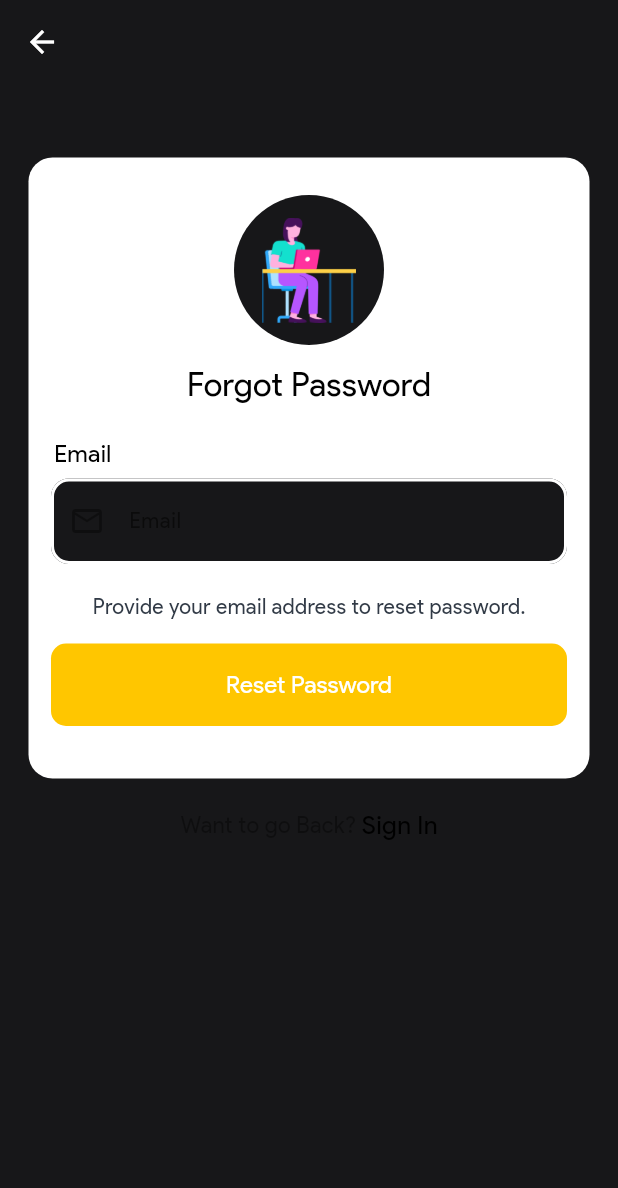
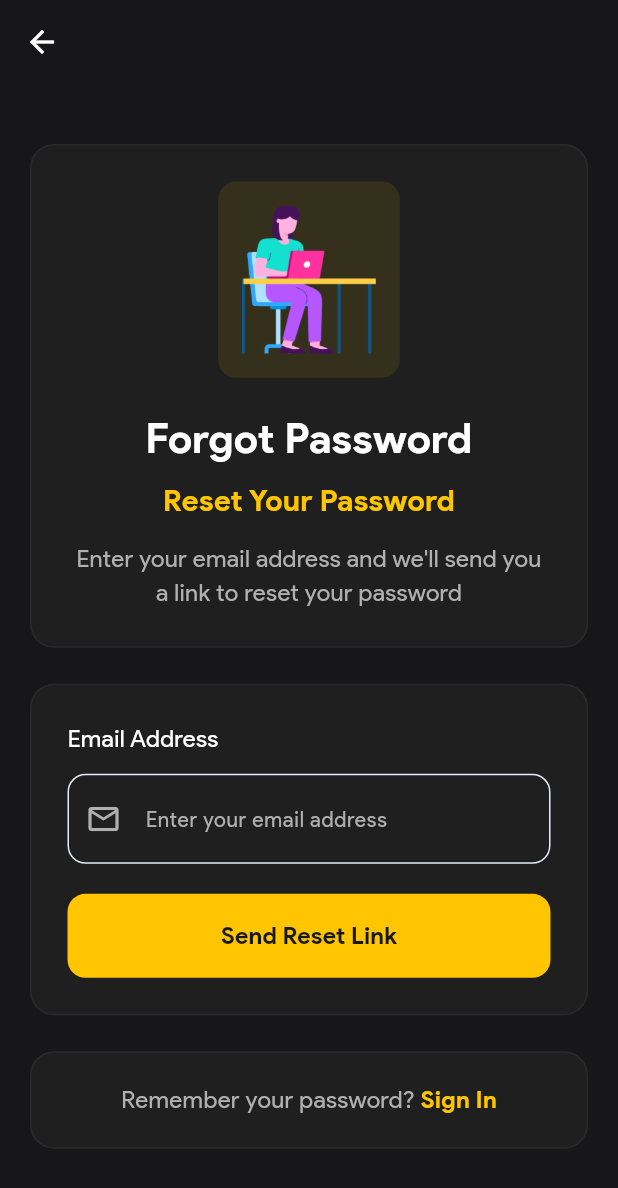
Before and after one commit to Angello-27/nsca_daily, a Flutter app: the ForgotPassword screen opened by its route, on a phone screen of 412 x 824 dp. Shown: the top 1188 px of the screen. Run offline on Flutter 3.47's test engine with Material 3 defaults, Android fonts, the light colour scheme and no system bars; our stand-ins replace cached_network_image, connectivity_plus, html_unescape, image_picker, lottie, percent_indicator and 7 more; missing offline and left inert: flutter_inappwebview, universal_html, vimeo_embed_player; accounts and stored records are empty; network calls fail.

Commit message:
cambiando diseno ux/ui del proyecto

```diff
--- a/lib/main.dart
+++ b/lib/main.dart
@@ -84,9 +84,24 @@ class MyApp extends StatelessWidget {
               title: 'Academy App',
               theme: ThemeData(
                 fontFamily: 'google_sans',
-                colorScheme: const ColorScheme.light(primary: kDarkButtonBg),
-                // colorScheme: ColorScheme.fromSwatch(primarySwatch: Colors.deepPurple)
-                //     .copyWith(secondary: kDarkButtonBg),
+                colorScheme: const ColorScheme.dark(
+                  primary: kPrimaryColor,
+                  secondary: kPrimaryColor,
+                  surface: kBackgroundColor,
+                  onSurface: kTextColor,
+                  onPrimary: kBackgroundColor,
+                ),
+                scaffoldBackgroundColor: kBackgroundColor,
+                appBarTheme: const AppBarTheme(
+                  backgroundColor: kBackgroundColor,
+                  foregroundColor: kTextColor,
+                  elevation: 0,
+                ),
+                bottomNavigationBarTheme: const BottomNavigationBarThemeData(
+                  backgroundColor: kBackgroundColor,
+                  selectedItemColor: kPrimaryColor,
+                  unselectedItemColor: kTextSecondaryColor,
+                ),
               ),
               debugShowCheckedModeBanner: false,
               home: const SplashScreen(),
--- a/lib/screens/forgot_password_screen.dart
+++ b/lib/screens/forgot_password_screen.dart
@@ -62,31 +62,16 @@ class _ForgotPasswordState extends State<ForgotPassword> {
 
   InputDecoration getInputDecoration(String hintext, IconData iconData) {
     return InputDecoration(
-      enabledBorder: const OutlineInputBorder(
-        borderRadius: BorderRadius.all(Radius.circular(12.0)),
-        borderSide: BorderSide(color: Colors.white, width: 2),
-      ),
-      focusedBorder: const OutlineInputBorder(
-        borderRadius: BorderRadius.all(Radius.circular(12.0)),
-        borderSide: BorderSide(color: Colors.white, width: 2),
-      ),
-      border: const OutlineInputBorder(
-        borderSide: BorderSide(color: Colors.white),
-        borderRadius: BorderRadius.all(Radius.circular(12.0)),
-      ),
-      focusedErrorBorder: const OutlineInputBorder(
-        borderRadius: BorderRadius.all(Radius.circular(12.0)),
-        borderSide: BorderSide(color: Color(0xFFF65054)),
-      ),
-      errorBorder: const OutlineInputBorder(
-        borderRadius: BorderRadius.all(Radius.circular(12.0)),
-        borderSide: BorderSide(color: Color(0xFFF65054)),
-      ),
+      enabledBorder: kDefaultInputBorder,
+      focusedBorder: kDefaultFocusInputBorder,
+      border: kDefaultInputBorder,
+      focusedErrorBorder: kDefaultFocusErrorBorder,
+      errorBorder: kDefaultFocusErrorBorder,
       filled: true,
-      prefixIcon: Icon(iconData, color: kTextLowBlackColor),
-      hintStyle: const TextStyle(color: Colors.black54, fontSize: 14),
+      prefixIcon: Icon(iconData, color: kTextSecondaryColor),
+      hintStyle: const TextStyle(color: kTextSecondaryColor, fontSize: 14),
       hintText: hintext,
-      fillColor: kBackgroundColor,
+      fillColor: kCardColor,
       contentPadding: const EdgeInsets.symmetric(vertical: 18, horizontal: 15),
     );
   }
@@ -98,161 +83,182 @@ class _ForgotPasswordState extends State<ForgotPassword> {
       appBar: AppBar(
         key: scaffoldKey,
         elevation: 0,
-        iconTheme: const IconThemeData(color: kSelectItemColor),
+        iconTheme: const IconThemeData(color: kTextColor),
         backgroundColor: kBackgroundColor,
       ),
       body: SingleChildScrollView(
+        child: Padding(
+          padding: const EdgeInsets.all(20),
           child: Column(
             children: [
-            const SizedBox(height: 30),
-            Center(
-              child: Form(
-                key: globalFormKey,
-                child: Padding(
-                  padding: const EdgeInsets.all(15.0),
-                  child: Card(
-                    shape: RoundedRectangleBorder(
+              const SizedBox(height: 20),
+
+              // Header Section
+              Container(
+                width: double.infinity,
+                padding: const EdgeInsets.all(24),
+                decoration: BoxDecoration(
+                  color: kCardColor,
                   borderRadius: BorderRadius.circular(16),
+                  border: Border.all(color: kBorderColor),
                 ),
-                    elevation: 0,
                 child: Column(
-                      crossAxisAlignment: CrossAxisAlignment.center,
                   children: [
-                        const SizedBox(height: 25),
-                        CircleAvatar(
-                          radius: 50,
-                          backgroundColor: kBackgroundColor,
+                    Container(
+                      padding: const EdgeInsets.all(16),
+                      decoration: BoxDecoration(
+                        color: kPrimaryColor.withValues(alpha: 0.1),
+                        borderRadius: BorderRadius.circular(12),
+                      ),
                       child: Image.asset(
                         'assets/images/do_login.png',
-                            height: 70,
+                        height: MediaQuery.of(context).size.height * .12,
+                        fit: BoxFit.contain,
                       ),
                     ),
-                        const SizedBox(height: 10),
+                    const SizedBox(height: 20),
                     const Text(
                       'Forgot Password',
                       style: TextStyle(
-                            fontSize: 22,
-                            fontWeight: FontWeight.w400,
+                        fontSize: 28,
+                        fontWeight: FontWeight.w600,
+                        color: kTextColor,
+                      ),
+                      textAlign: TextAlign.center,
+                    ),
+                    const SizedBox(height: 8),
+                    const Text(
+                      'Reset Your Password',
+                      style: TextStyle(
+                        fontSize: 20,
+                        fontWeight: FontWeight.w600,
+                        color: kPrimaryColor,
+                      ),
+                      textAlign: TextAlign.center,
+                    ),
+                    const SizedBox(height: 12),
+                    const Text(
+                      'Enter your email address and we\'ll send you a link to reset your password',
+                      style: TextStyle(
+                        fontSize: 16,
+                        color: kTextSecondaryColor,
+                      ),
+                      textAlign: TextAlign.center,
+                    ),
+                  ],
                 ),
               ),
-                        const SizedBox(height: 20),
-                        const Align(
-                          alignment: Alignment.centerLeft,
-                          child: Padding(
-                            padding: EdgeInsets.only(left: 17.0, bottom: 5.0),
-                            child: Text(
-                              'Email',
+
+              const SizedBox(height: 24),
+
+              // Form Section
+              Container(
+                width: double.infinity,
+                padding: const EdgeInsets.all(24),
+                decoration: BoxDecoration(
+                  color: kCardColor,
+                  borderRadius: BorderRadius.circular(16),
+                  border: Border.all(color: kBorderColor),
+                ),
+                child: Form(
+                  key: globalFormKey,
+                  child: Column(
+                    crossAxisAlignment: CrossAxisAlignment.start,
+                    children: [
+                      const Text(
+                        'Email Address',
                         style: TextStyle(
                           fontSize: 16,
-                                fontWeight: FontWeight.w400,
+                          fontWeight: FontWeight.w500,
+                          color: kTextColor,
                         ),
                       ),
-                          ),
-                        ),
-                        Padding(
-                          padding: const EdgeInsets.only(
-                            left: 15.0,
-                            top: 0.0,
-                            right: 15.0,
-                            bottom: 8.0,
-                          ),
-                          child: TextFormField(
-                            style: const TextStyle(fontSize: 14),
+                      const SizedBox(height: 12),
+                      TextFormField(
+                        style: const TextStyle(fontSize: 16, color: kTextColor),
                         decoration: getInputDecoration(
-                              'Email',
+                          'Enter your email address',
                           Icons.email_outlined,
                         ),
                         controller: _emailController,
                         keyboardType: TextInputType.emailAddress,
-                            validator:
-                                (input) =>
+                        validator: (input) =>
                             !RegExp(
                               r"[a-z0-9!#$%&'*+/=?^_`{|}~-]+(?:\.[a-z0-9!#$%&'*+/=?^_`{|}~-]+)*@(?:[a-z0-9](?:[a-z0-9-]*[a-z0-9])?\.)+[a-z0-9](?:[a-z0-9-]*[a-z0-9])?",
                             ).hasMatch(input!)
-                                        ? "Email Id should be valid"
+                                ? "Please enter a valid email address"
                                 : null,
                         onSaved: (value) {
-                              // _authData['email'] = value.toString();
                           _emailController.text = value as String;
                         },
                       ),
-                        ),
-                        const SizedBox(height: 10),
-                        const Text(
-                          'Provide your email address to reset password.',
-                          style: TextStyle(color: kSecondaryColor),
-                        ),
+                      const SizedBox(height: 20),
+
+                      // Submit Button
                       SizedBox(
                         width: double.infinity,
-                          child:
-                              _isLoading
-                                  ? const Center(
-                                    child: CircularProgressIndicator(),
+                        height: 56,
+                        child: _isLoading
+                            ? Center(
+                                child: CircularProgressIndicator(
+                                  color: kPrimaryColor,
+                                  backgroundColor: kCardColor,
+                                ),
                               )
-                                  : Padding(
-                                    padding: const EdgeInsets.all(15.0),
-                                    child: MaterialButton(
+                            : MaterialButton(
                                 elevation: 0,
                                 color: kPrimaryColor,
                                 onPressed: _submit,
-                                      padding: const EdgeInsets.symmetric(
-                                        horizontal: 20,
-                                        vertical: 16,
+                                shape: RoundedRectangleBorder(
+                                  borderRadius: BorderRadius.circular(12),
                                 ),
-                                      splashColor: Colors.greenAccent,
-                                      shape: RoundedRectangleBorder(
-                                        borderRadius:
-                                            BorderRadiusDirectional.circular(
-                                              10,
-                                            ),
-                                        // side: const BorderSide(color: kPrimaryColor),
-                                      ),
-                                      child: const Row(
-                                        mainAxisAlignment:
-                                            MainAxisAlignment.center,
-                                        children: [
-                                          Text(
-                                            'Reset Password',
+                                child: const Text(
+                                  'Send Reset Link',
                                   style: TextStyle(
                                     fontSize: 16,
-                                              color: Colors.white,
-                                              fontWeight: FontWeight.w500,
+                                    color: kBackgroundColor,
+                                    fontWeight: FontWeight.w600,
+                                  ),
+                                ),
                               ),
                       ),
                     ],
                   ),
                 ),
               ),
+
+              const SizedBox(height: 24),
+
+              // Back to Sign In
+              Container(
+                width: double.infinity,
+                padding: const EdgeInsets.all(20),
+                decoration: BoxDecoration(
+                  color: kCardColor,
+                  borderRadius: BorderRadius.circular(16),
+                  border: Border.all(color: kBorderColor),
                 ),
-                        const SizedBox(height: 20),
-                      ],
-                    ),
-                  ),
-                ),
-              ),
-            ),
-            Padding(
-              padding: const EdgeInsets.only(left: 15, right: 15),
                 child: Row(
                   mainAxisAlignment: MainAxisAlignment.center,
                   children: [
                     const Text(
-                    'Want to go Back?',
+                      'Remember your password? ',
                       style: TextStyle(
-                      color: kTextLowBlackColor,
-                      fontSize: 15,
-                      fontWeight: FontWeight.w400,
+                        color: kTextSecondaryColor,
+                        fontSize: 16,
+                        fontWeight: FontWeight.w500,
                       ),
                     ),
-                  InkWell(
+                    GestureDetector(
                       onTap: () {
                         Navigator.of(context).pushNamed(AuthScreen.routeName);
                       },
                       child: const Text(
-                      ' Sign In',
+                        'Sign In',
                         style: TextStyle(
-                        fontSize: 17,
-                        fontWeight: FontWeight.w400,
+                          fontSize: 16,
+                          fontWeight: FontWeight.w600,
+                          color: kPrimaryColor,
                         ),
                       ),
                     ),
@@ -262,6 +268,7 @@ class _ForgotPasswordState extends State<ForgotPassword> {
             ],
           ),
         ),
+      ),
     );
   }
 }
--- a/lib/screens/home_screen.dart
+++ b/lib/screens/home_screen.dart
@@ -1,6 +1,7 @@
 // lib/screens/home_screen.dart
 import 'package:flutter/material.dart';
 import 'package:flutter_inappwebview/flutter_inappwebview.dart';
+import '../constants.dart';
 
 class HomeScreen extends StatefulWidget {
   const HomeScreen({super.key});
@@ -45,8 +46,12 @@ class _HomeScreenState extends State<HomeScreen> {
 
   @override
   Widget build(BuildContext context) {
-    return RefreshIndicator(
+    return Scaffold(
+      backgroundColor: kBackgroundColor,
+      body: RefreshIndicator(
         onRefresh: refreshList,
+        color: kPrimaryColor,
+        backgroundColor: kCardColor,
         child: Stack(
           children: [
             // El WebView ocupa todo el espacio
@@ -80,13 +85,20 @@ class _HomeScreenState extends State<HomeScreen> {
             ),
             // Mientras carga, mostramos un indicador
             if (_isLoading)
-            SizedBox(
+              Container(
+                color: kBackgroundColor.withOpacity(0.8),
+                child: SizedBox(
                   height: MediaQuery.of(context).size.height * .5,
                   child: Center(
-                child: CircularProgressIndicator(color: Theme.of(context).colorScheme.primary),
+                    child: CircularProgressIndicator(
+                      color: kPrimaryColor,
+                      backgroundColor: kCardColor,
+                    ),
+                  ),
                 ),
               ),
           ],
+        ),
       ),
     );
   }
--- a/lib/screens/login_screen.dart
+++ b/lib/screens/login_screen.dart
@@ -68,23 +68,24 @@ class _LoginScreenState extends State<LoginScreen> {
         _connectionStatus.isNotEmpty &&
         _connectionStatus.first != ConnectivityResult.none;
 
-    return SingleChildScrollView(
-      child: SizedBox(
-        height: MediaQuery.of(context).size.height,
-        child:
-            !hasConnection
+    return Scaffold(
+      backgroundColor: kBackgroundColor,
+      body: !hasConnection
           ? _buildNoConnectionView(context)
           : _buildLoginView(context),
-      ),
     );
   }
 
   Widget _buildNoConnectionView(BuildContext context) {
-    return Center(
+    return SizedBox(
+      width: double.infinity,
+      height: MediaQuery.of(context).size.height,
       child: Column(
         mainAxisAlignment: MainAxisAlignment.center,
+        crossAxisAlignment: CrossAxisAlignment.center,
         children: [
           Container(
+            margin: const EdgeInsets.symmetric(horizontal: 24),
             padding: const EdgeInsets.all(24),
             decoration: BoxDecoration(
               color: kCardColor,
@@ -92,6 +93,7 @@ class _LoginScreenState extends State<LoginScreen> {
               border: Border.all(color: kBorderColor),
             ),
             child: Column(
+              mainAxisSize: MainAxisSize.min,
               children: [
                 Container(
                   padding: const EdgeInsets.all(16),
@@ -101,7 +103,7 @@ class _LoginScreenState extends State<LoginScreen> {
                   ),
                   child: Image.asset(
                     "assets/images/login_forget.png",
-                    height: MediaQuery.of(context).size.height * .15,
+                    height: MediaQuery.of(context).size.height * .12,
                   ),
                 ),
                 const SizedBox(height: 20),
@@ -112,6 +114,7 @@ class _LoginScreenState extends State<LoginScreen> {
                     fontWeight: FontWeight.w600,
                     color: kTextColor,
                   ),
+                  textAlign: TextAlign.center,
                 ),
                 const SizedBox(height: 10),
                 const Text(
@@ -131,7 +134,8 @@ class _LoginScreenState extends State<LoginScreen> {
   }
 
   Widget _buildLoginView(BuildContext context) {
-    return Padding(
+    return SingleChildScrollView(
+      child: Padding(
         padding: const EdgeInsets.all(20),
         child: Column(
           mainAxisAlignment: MainAxisAlignment.center,
@@ -246,6 +250,7 @@ class _LoginScreenState extends State<LoginScreen> {
           ),
         ],
         ),
+      ),
     );
   }
 
--- a/lib/screens/tabs_screen.dart
+++ b/lib/screens/tabs_screen.dart
@@ -3,6 +3,7 @@ import '../widgets/app_bar.dart';
 //import '../widgets/filter_widget.dart';
 import 'package:flutter/material.dart';
 import 'package:shared_preferences/shared_preferences.dart';
+import '../constants.dart';
 import 'account_screen.dart';
 import 'home_screen.dart';
 import 'login_screen.dart';
@@ -98,7 +99,7 @@ class _TabsScreenState extends State<TabsScreen> {
   @override
   Widget build(BuildContext context) {
     return Scaffold(
-      backgroundColor: Theme.of(context).colorScheme.surface,
+      backgroundColor: kBackgroundColor,
       appBar: const CustomAppBar(),
       body: _pages[_selectedPageIndex],
       /*floatingActionButton:
@@ -138,9 +139,9 @@ class _TabsScreenState extends State<TabsScreen> {
               label: 'Account',
             ),
           ],
-        backgroundColor: Theme.of(context).colorScheme.surface,
-        unselectedItemColor: Theme.of(context).colorScheme.onSurface.withValues(alpha: 0.6),
-        selectedItemColor: Theme.of(context).colorScheme.primary,
+        backgroundColor: kBackgroundColor,
+        unselectedItemColor: kTextSecondaryColor,
+        selectedItemColor: kPrimaryColor,
         currentIndex: _selectedPageIndex,
         type: BottomNavigationBarType.fixed,
       ),
--- a/lib/widgets/app_bar.dart
+++ b/lib/widgets/app_bar.dart
@@ -76,8 +76,8 @@ class _CustomAppBarState extends State<CustomAppBar> {
   Widget build(BuildContext context) {
     return AppBar(
       elevation: 0,
-      iconTheme: IconThemeData(
-        color: Theme.of(context).colorScheme.onSurface,
+      iconTheme: const IconThemeData(
+        color: kTextColor,
       ),
       leading: StreamBuilder<AppLogo>(
         stream: _controller.stream,
@@ -117,10 +117,10 @@ class _CustomAppBarState extends State<CustomAppBar> {
                   onFieldSubmitted: _handleSubmitted,
                 ),
               ),
-      backgroundColor: Theme.of(context).colorScheme.surface,
+      backgroundColor: kBackgroundColor,
       actions: <Widget>[
         IconButton(
-          icon: Icon(Icons.search, color: Theme.of(context).colorScheme.onSurface),
+          icon: const Icon(Icons.search, color: kTextColor),
           onPressed: () => _showSearchModal(context),
         ),
       ],
```
Lines whose indentation alone changed are shown as unchanged.
